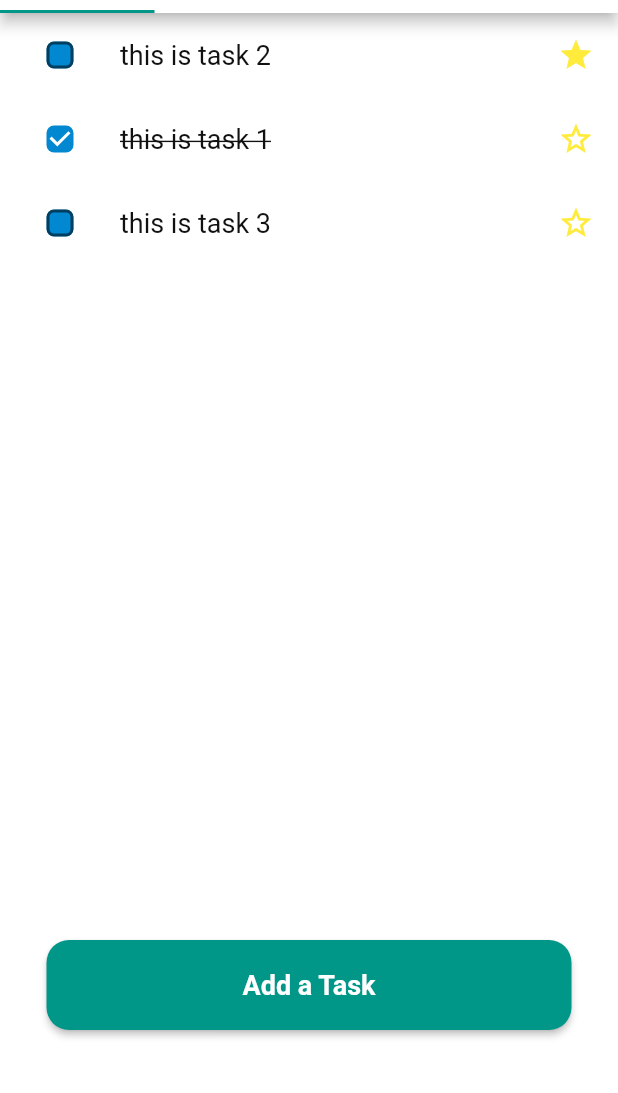
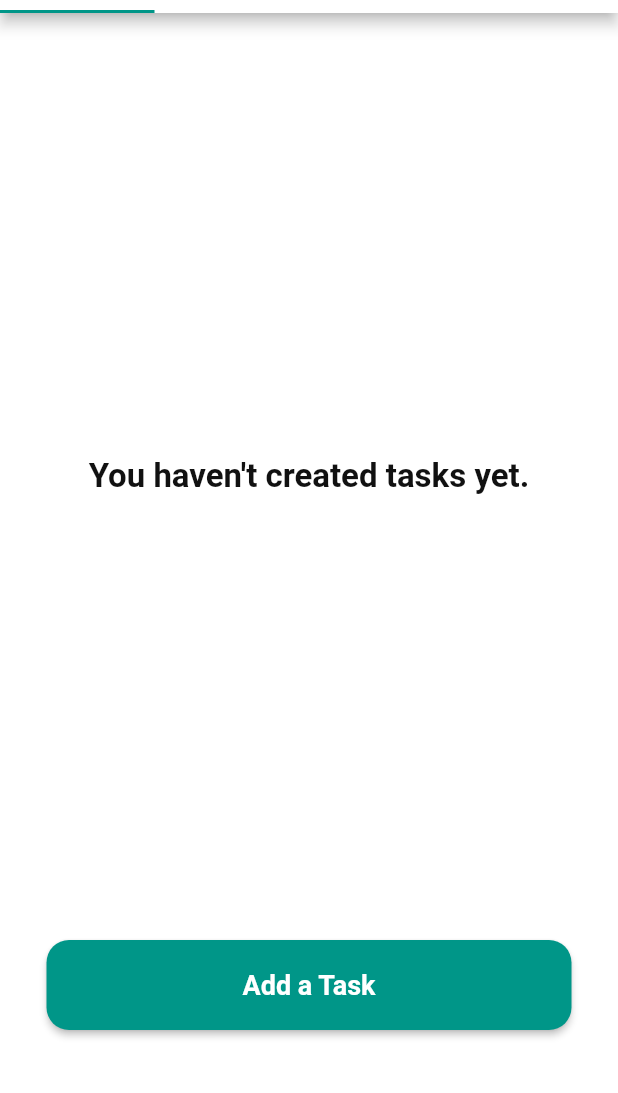
Before and after one commit to mohammedysamir/plan_em, a Flutter app: the screen it shows after launch, on a phone screen of 412 x 824 dp, the part 143-1236 px from its top. Run offline on Flutter 3.47's test engine with Material 2 defaults, Android fonts, the phone set to English and light mode, and no system bars; our stand-ins replace sqflite; accounts and stored records are empty; Roboto replaces fonts that are missing (Hind); statements that could not run were skipped.

Commit message:
refactor: added FutureBuilder to fetch db data.

```diff
--- a/lib/Screens/Tasks/AllTasks.dart
+++ b/lib/Screens/Tasks/AllTasks.dart
@@ -1,36 +1,36 @@
 import 'package:flutter/material.dart';
+import 'package:plan_em/TaskDatabase.dart';
 import 'package:plan_em/reusable_components/TaskListTile.dart';
 
 import '../../Data models/Task.dart';
-import '../../reusable_components/Constants.dart';
 
 //todo: create list of listTiles to be viewed and fetched from DB
-List<Task> tasks = <Task>[
-  Task(
-      taskLabel: "this is task 2",
-      repetition: Repetition[1],
-      startTime: TimeOfDay.now().toString(),
-      endTime: TimeOfDay.now().toString(),
-      deadline: DateTime.now().toString(),
-      isComplete: false,
-      isFavorite: true),
-  Task(
-      taskLabel: "this is task 1",
-      repetition: Repetition[0],
-      startTime: TimeOfDay.now().toString(),
-      endTime: TimeOfDay.now().toString(),
-      deadline: DateTime.now().toString(),
-      isComplete: true,
-      isFavorite: false),
-  Task(
-      taskLabel: "this is task 3",
-      repetition: Repetition[0],
-      startTime: TimeOfDay.now().toString(),
-      endTime: TimeOfDay.now().toString(),
-      deadline: DateTime.now().toString(),
-      isComplete: false,
-      isFavorite: false),
-];
+// List<Task> tasks = <Task>[
+//   Task(
+//       taskLabel: "this is task 2",
+//       repetition: Repetition[1],
+//       startTime: TimeOfDay.now().toString(),
+//       endTime: TimeOfDay.now().toString(),
+//       deadline: DateTime.now().toString(),
+//       isComplete: false,
+//       isFavorite: true),
+//   Task(
+//       taskLabel: "this is task 1",
+//       repetition: Repetition[0],
+//       startTime: TimeOfDay.now().toString(),
+//       endTime: TimeOfDay.now().toString(),
+//       deadline: DateTime.now().toString(),
+//       isComplete: true,
+//       isFavorite: false),
+//   Task(
+//       taskLabel: "this is task 3",
+//       repetition: Repetition[0],
+//       startTime: TimeOfDay.now().toString(),
+//       endTime: TimeOfDay.now().toString(),
+//       deadline: DateTime.now().toString(),
+//       isComplete: false,
+//       isFavorite: false),
+// ];
 
 class AllTasks extends StatefulWidget {
   const AllTasks({Key? key}) : super(key: key);
@@ -44,7 +44,21 @@ class _AllTasksState extends State<AllTasks> {
   Widget build(BuildContext context) {
     return Container(
       height: MediaQuery.of(context).size.height * 0.75,
-      child: ListView.builder(
+      child: FutureBuilder<List<Task>>(
+        future: TaskDatabase.instance.getAllTasks(),
+        builder: (context, future) {
+          if (!future.hasData) {
+            //has no data
+            return Center(
+              child: Text("You haven't created tasks yet.",
+                  style: TextStyle(
+                      fontSize: 22,
+                      fontWeight: FontWeight.bold,
+                      color: Theme.of(context).primaryColor)),
+            );
+          } else {
+            List<Task> tasks = future.data!;
+            return ListView.builder(
                 //to be assigned to fetched list.size
                 itemCount: tasks.length,
                 itemBuilder: (BuildContext context, int index) {
@@ -52,7 +66,10 @@ class _AllTasksState extends State<AllTasks> {
                       taskLabel: tasks[index].taskLabel,
                       isComplete: tasks[index].isComplete,
                       isFavorite: tasks[index].isFavorite);
-          }),
+                });
+          }
+        },
+      ),
     );
   }
 }
```
Lines whose indentation alone changed are shown as unchanged.
